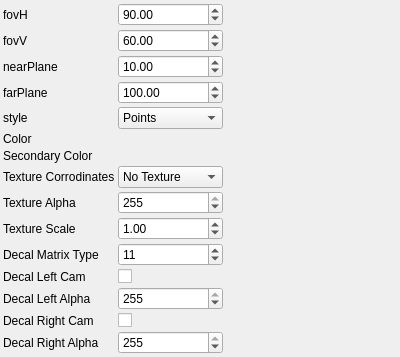
First picture: the form in utils/3d/generated/draw3dCameraParametersControlWidget.ui, repository PimenovAlexander/corecvs, before the edit.
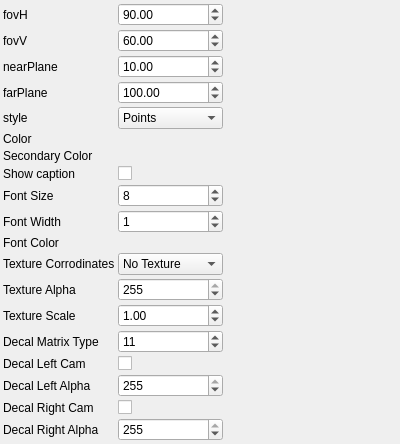
Second picture: the form after the edit. Custom widgets are drawn as their Qt base class.

The edit to the form file:
```diff
--- a/utils/3d/generated/draw3dCameraParametersControlWidget.ui
+++ b/utils/3d/generated/draw3dCameraParametersControlWidget.ui
@@ -197,46 +197,28 @@
     <item row="7" column="0">
      <widget class="QLabel" name="label_7">
        <property name="text">
-         <string>Texture Corrodinates</string>
+         <string>Show caption</string>
        </property>
      </widget>
     </item>
     <item row="7" column="1">
-     <widget class="QComboBox" name="textureCorrodinatesComboBox">
-       <property name="currentIndex">
-         <number>0</number>
-       </property>
-       <item>
-        <property name="text">
-         <string>No Texture</string>
-        </property>
-       </item>
-       <item>
-        <property name="text">
-         <string>Auto Decide</string>
-        </property>
-       </item>
-       <item>
-        <property name="text">
-         <string>Force Texture</string>
-        </property>
-       </item>
+     <widget class="QCheckBox" name="showCaptionCheckBox">
        <property name="toolTip">
-         <string>Texture Corrodinates</string>
+         <string>Show caption</string>
        </property>
      </widget>
     </item>
     <item row="8" column="0">
      <widget class="QLabel" name="label_8">
        <property name="text">
-         <string>Texture Alpha</string>
+         <string>Font Size</string>
        </property>
      </widget>
     </item>
     <item row="8" column="1">
-     <widget class="QSpinBox" name="textureAlphaSpinBox">
+     <widget class="QSpinBox" name="fontSizeSpinBox">
        <property name="toolTip">
-         <string>Texture Alpha</string>
+         <string>Font Size</string>
        </property>
        <property name="minimum">
         <number>0</number>
@@ -248,87 +230,93 @@
         <number>1</number>
        </property>
        <property name="value">
-        <number>255</number>
+        <number>8</number>
        </property>
      </widget>
     </item>
     <item row="9" column="0">
      <widget class="QLabel" name="label_9">
        <property name="text">
-         <string>Texture Scale</string>
+         <string>Font Width</string>
        </property>
      </widget>
     </item>
     <item row="9" column="1">
-     <widget class="QDoubleSpinBox" name="textureScaleSpinBox">
+     <widget class="QSpinBox" name="fontWidthSpinBox">
        <property name="toolTip">
-         <string>Texture Scale</string>
+         <string>Font Width</string>
        </property>
        <property name="minimum">
-        <double>0</double>
+        <number>0</number>
        </property>
        <property name="maximum">
-        <double>2000</double>
+        <number>255</number>
        </property>
        <property name="singleStep">
-        <double>1</double>
+        <number>1</number>
        </property>
        <property name="value">
-        <double>1</double>
+        <number>1</number>
        </property>
      </widget>
     </item>
     <item row="10" column="0">
      <widget class="QLabel" name="label_10">
        <property name="text">
-         <string>Decal Matrix Type</string>
+         <string>Font Color</string>
        </property>
      </widget>
     </item>
     <item row="10" column="1">
-     <widget class="QSpinBox" name="decalMatrixTypeSpinBox">
+     <widget class="RgbColorParametersControlWidget" name="fontColorControlWidget">
        <property name="toolTip">
-         <string>Decal Matrix Type</string>
-       </property>
-       <property name="minimum">
-        <number>0</number>
-       </property>
-       <property name="maximum">
-        <number>19</number>
-       </property>
-       <property name="singleStep">
-        <number>1</number>
-       </property>
-       <property name="value">
-        <number>11</number>
+         <string>Font Color</string>
        </property>
      </widget>
     </item>
     <item row="11" column="0">
      <widget class="QLabel" name="label_11">
        <property name="text">
-         <string>Decal Left Cam</string>
+         <string>Texture Corrodinates</string>
        </property>
      </widget>
     </item>
     <item row="11" column="1">
-     <widget class="QCheckBox" name="decalLeftCamCheckBox">
+     <widget class="QComboBox" name="textureCorrodinatesComboBox">
+       <property name="currentIndex">
+         <number>0</number>
+       </property>
+       <item>
+        <property name="text">
+         <string>No Texture</string>
+        </property>
+       </item>
+       <item>
+        <property name="text">
+         <string>Auto Decide</string>
+        </property>
+       </item>
+       <item>
+        <property name="text">
+         <string>Force Texture</string>
+        </property>
+       </item>
        <property name="toolTip">
-         <string>Decal Left Cam</string>
+         <string>Texture Corrodinates</string>
        </property>
      </widget>
     </item>
     <item row="12" column="0">
      <widget class="QLabel" name="label_12">
        <property name="text">
-         <string>Decal Left Alpha</string>
+         <string>Texture Alpha</string>
        </property>
      </widget>
     </item>
     <item row="12" column="1">
-     <widget class="QSpinBox" name="decalLeftAlphaSpinBox">
+     <widget class="QSpinBox" name="textureAlphaSpinBox">
        <property name="toolTip">
-         <string>Decal Left Alpha</string>
+         <string>Texture Alpha</string>
        </property>
        <property name="minimum">
         <number>0</number>
@@ -347,25 +335,117 @@
     <item row="13" column="0">
      <widget class="QLabel" name="label_13">
        <property name="text">
-         <string>Decal Right Cam</string>
+         <string>Texture Scale</string>
        </property>
      </widget>
     </item>
     <item row="13" column="1">
-     <widget class="QCheckBox" name="decalRightCamCheckBox">
+     <widget class="QDoubleSpinBox" name="textureScaleSpinBox">
        <property name="toolTip">
-         <string>Decal Right Cam</string>
+         <string>Texture Scale</string>
+       </property>
+       <property name="minimum">
+        <double>0</double>
+       </property>
+       <property name="maximum">
+        <double>2000</double>
+       </property>
+       <property name="singleStep">
+        <double>1</double>
+       </property>
+       <property name="value">
+        <double>1</double>
        </property>
      </widget>
     </item>
     <item row="14" column="0">
      <widget class="QLabel" name="label_14">
        <property name="text">
-         <string>Decal Right Alpha</string>
+         <string>Decal Matrix Type</string>
        </property>
      </widget>
     </item>
     <item row="14" column="1">
+     <widget class="QSpinBox" name="decalMatrixTypeSpinBox">
+       <property name="toolTip">
+         <string>Decal Matrix Type</string>
+       </property>
+       <property name="minimum">
+        <number>0</number>
+       </property>
+       <property name="maximum">
+        <number>19</number>
+       </property>
+       <property name="singleStep">
+        <number>1</number>
+       </property>
+       <property name="value">
+        <number>11</number>
+       </property>
+     </widget>
+    </item>
+    <item row="15" column="0">
+     <widget class="QLabel" name="label_15">
+       <property name="text">
+         <string>Decal Left Cam</string>
+       </property>
+     </widget>
+    </item>
+    <item row="15" column="1">
+     <widget class="QCheckBox" name="decalLeftCamCheckBox">
+       <property name="toolTip">
+         <string>Decal Left Cam</string>
+       </property>
+     </widget>
+    </item>
+    <item row="16" column="0">
+     <widget class="QLabel" name="label_16">
+       <property name="text">
+         <string>Decal Left Alpha</string>
+       </property>
+     </widget>
+    </item>
+    <item row="16" column="1">
+     <widget class="QSpinBox" name="decalLeftAlphaSpinBox">
+       <property name="toolTip">
+         <string>Decal Left Alpha</string>
+       </property>
+       <property name="minimum">
+        <number>0</number>
+       </property>
+       <property name="maximum">
+        <number>255</number>
+       </property>
+       <property name="singleStep">
+        <number>1</number>
+       </property>
+       <property name="value">
+        <number>255</number>
+       </property>
+     </widget>
+    </item>
+    <item row="17" column="0">
+     <widget class="QLabel" name="label_17">
+       <property name="text">
+         <string>Decal Right Cam</string>
+       </property>
+     </widget>
+    </item>
+    <item row="17" column="1">
+     <widget class="QCheckBox" name="decalRightCamCheckBox">
+       <property name="toolTip">
+         <string>Decal Right Cam</string>
+       </property>
+     </widget>
+    </item>
+    <item row="18" column="0">
+     <widget class="QLabel" name="label_18">
+       <property name="text">
+         <string>Decal Right Alpha</string>
+       </property>
+     </widget>
+    </item>
+    <item row="18" column="1">
      <widget class="QSpinBox" name="decalRightAlphaSpinBox">
        <property name="toolTip">
          <string>Decal Right Alpha</string>
@@ -384,7 +464,7 @@
        </property>
      </widget>
     </item>
-   <item row="15" column="0">
+   <item row="19" column="0">
     <spacer name="verticalSpacer">
      <property name="orientation">
       <enum>Qt::Vertical</enum>
@@ -397,7 +477,7 @@
      </property>
     </spacer>
    </item>
-   <item row="15" column="2">
+   <item row="19" column="2">
     <spacer name="horizontalSpacer">
      <property name="orientation">
       <enum>Qt::Horizontal</enum>
@@ -522,5 +602,11 @@
    <header>rgbColorParametersControlWidget.h</header>
    <container>1</container>
   </customwidget>
+  <customwidget>
+   <class>RgbColorParametersControlWidget</class>
+   <extends>QWidget</extends>
+   <header>rgbColorParametersControlWidget.h</header>
+   <container>1</container>
+  </customwidget>
  </customwidgets>
 </ui>
```
Left out of the diff: 24 changed lines with no effect on the pictures.
